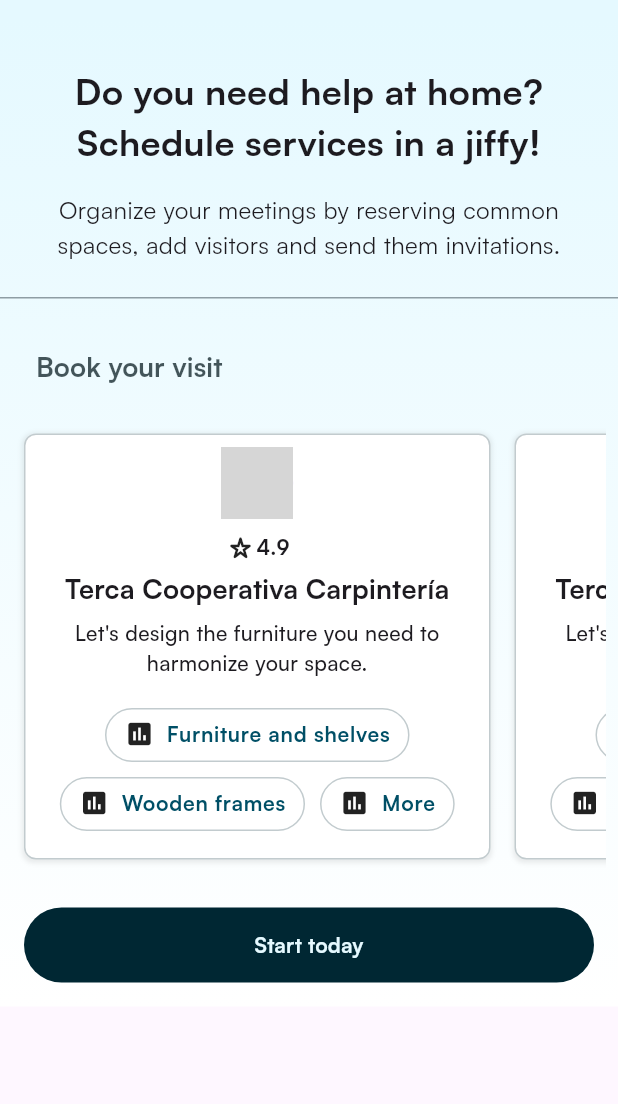
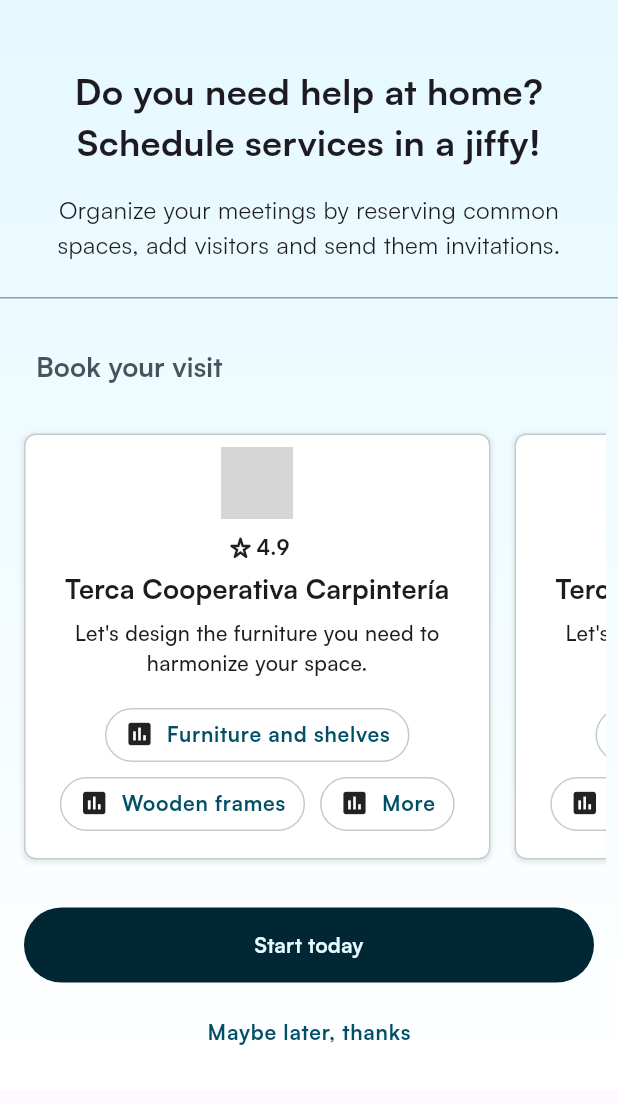
Before and after one commit to Jaime-A-Perez/EdiPro, a Flutter app: the screen it shows after launch, on a phone screen of 412 x 824 dp, the part 66-1170 px from its top. Run offline on Flutter 3.47's test engine with Material 3 defaults, Android fonts, the phone set to English and light mode, and no system bars; network calls fail; grey boxes are pictures that could not be loaded.

Commit message:
Add _TextButton stateless widget to ActionBook

```diff
--- a/lib/presentation/widgets/section_book/action_book.dart
+++ b/lib/presentation/widgets/section_book/action_book.dart
@@ -16,10 +16,37 @@ class ActionBook extends StatelessWidget {
           _FilledButton(
             theme: theme,
             textButton: 'Start today'
+            ),
+
+          const SizedBox(
+            height: 8,
+          ),
+
+          _TextButton(
+            theme: theme,
+            textButton: 'Maybe later, thanks',
             )
         ],
       ),
     );
+  }
+}
+
+class _TextButton extends StatelessWidget {
+  const _TextButton({
+    required this.theme,
+    required this.textButton,
+  });
+
+  final String textButton;
+  final ThemeData theme;
+
+  @override
+  Widget build(BuildContext context) {
+    return TextButton(
+      onPressed: (){},
+      child: Text(textButton, style: theme.textTheme.labelSmall,)
+      );
   }
 }
 
@@ -36,7 +63,7 @@ class _FilledButton extends StatelessWidget {
   Widget build(BuildContext context) {
     return FilledButton(
       style: ButtonStyle(
-        minimumSize: ButtonStyleButton.allOrNull(Size(double.infinity, 50)),
+        minimumSize: ButtonStyleButton.allOrNull(const Size(double.infinity, 50)),
         backgroundColor: ButtonStyleButton.allOrNull(theme.titles)
       ),
       onPressed: (){},
```
